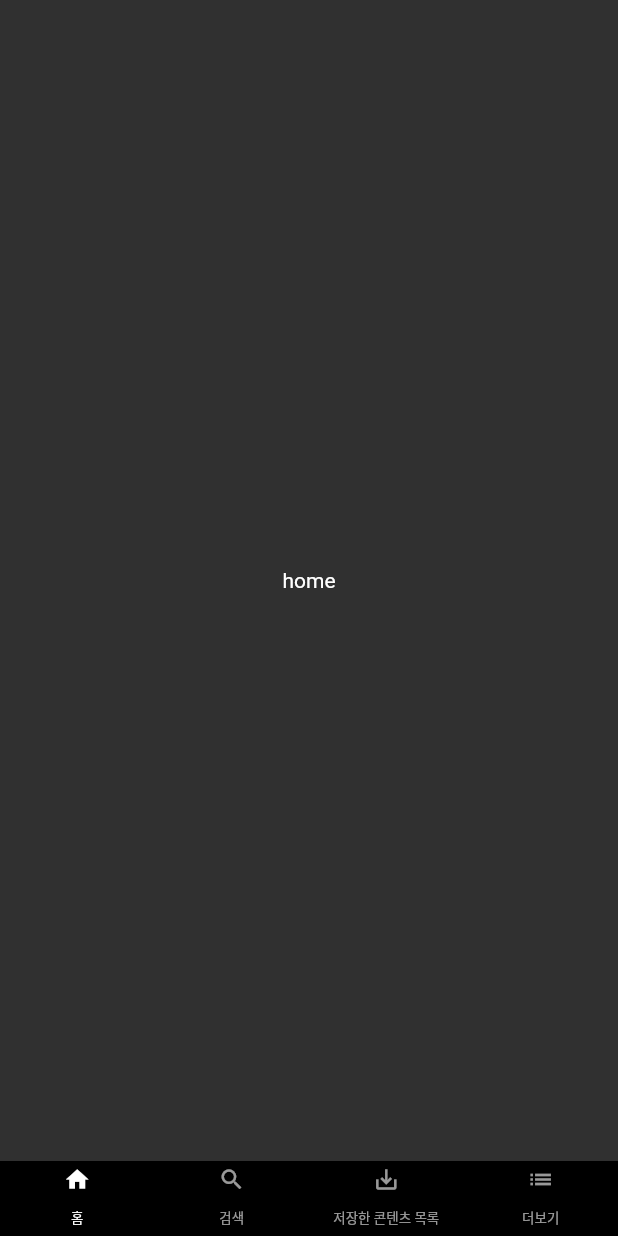
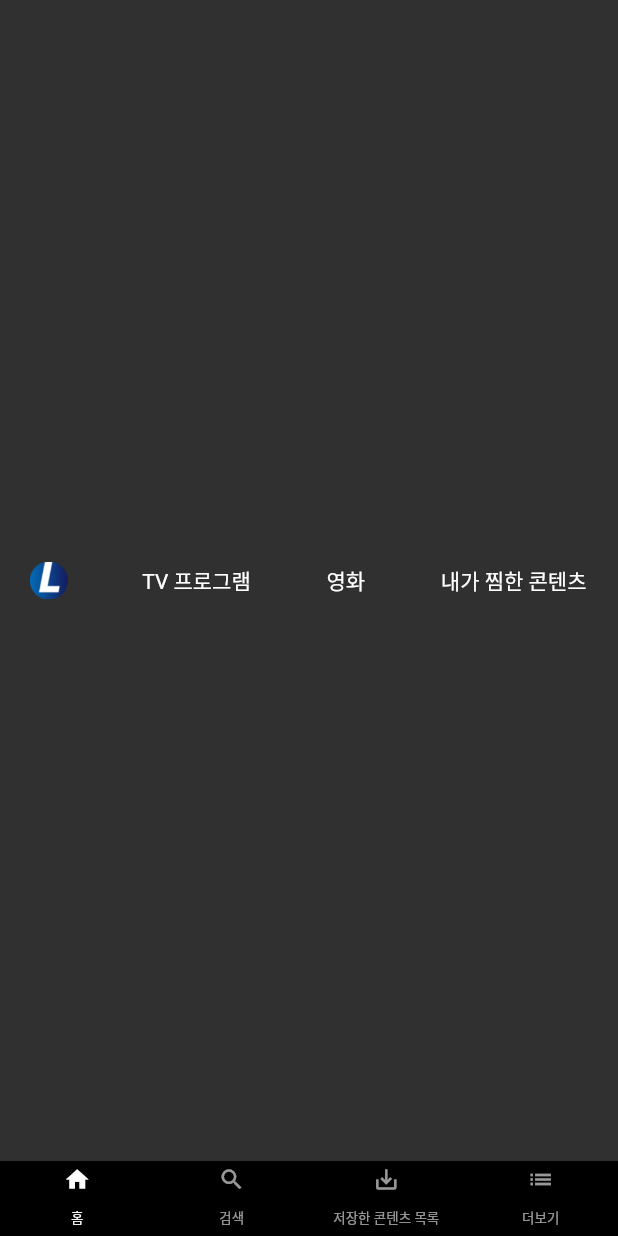
Before and after one commit to postforty/dandy-lab, a Flutter app: the screen it shows after launch, on a phone screen of 412 x 824 dp. Run offline on Flutter 3.47's test engine with Material 2 defaults, Android fonts, the phone set to English and light mode, and no system bars; our stand-ins replace qr_flutter; missing offline and left inert: arcore_flutter_plugin.

Commit message:
[ADD] 홈 화면에 상단 바 추가

```diff
--- a/flutter-clone/netflix_app/lib/main.dart
+++ b/flutter-clone/netflix_app/lib/main.dart
@@ -1,4 +1,5 @@
 import 'package:flutter/material.dart';
+import 'package:netflix_app/screen/home_screen.dart';
 import 'widget/bottom_bar.dart';
 
 void main() => runApp(MyApp());
@@ -23,7 +24,7 @@
               body: TabBarView(
                 physics: NeverScrollableScrollPhysics(),
                 children: <Widget>[
-                  Container(child: Center(child: Text('home'))),
+                  HomeScreen(),
                   Container(child: Center(child: Text('search'))),
                   Container(child: Center(child: Text('save'))),
                   Container(child: Center(child: Text('more'))),
--- /dev/null
+++ b/flutter-clone/netflix_app/lib/screen/home_screen.dart
@@ -0,0 +1,47 @@
+import "package:flutter/material.dart";
+
+class HomeScreen extends StatefulWidget {
+  _HomeScreenState createState() => _HomeScreenState();
+}
+
+class _HomeScreenState extends State<HomeScreen> {
+  @override
+  void initState() {
+    super.initState();
+  }
+
+  @override
+  Widget build(BuildContext context) {
+    return TopBar();
+  }
+}
+
+class TopBar extends StatelessWidget {
+  @override
+  Widget build(BuildContext context) {
+    return Container(
+        padding: EdgeInsets.fromLTRB(20, 7, 20, 7),
+        child: Row(
+          mainAxisAlignment: MainAxisAlignment.spaceBetween,
+          children: <Widget>[
+            Image.asset(
+              'images/logo.png',
+              fit: BoxFit.contain,
+              height: 25,
+            ),
+            Container(
+              padding: EdgeInsets.only(right: 1),
+              child: Text('TV 프로그램', style: TextStyle(fontSize: 14)),
+            ),
+            Container(
+              padding: EdgeInsets.only(right: 1),
+              child: Text('영화', style: TextStyle(fontSize: 14)),
+            ),
+            Container(
+              padding: EdgeInsets.only(right: 1),
+              child: Text('내가 찜한 콘텐츠', style: TextStyle(fontSize: 14)),
+            ),
+          ],
+        ));
+  }
+}
```
Also changed, not shown: flutter-clone/netflix_app/pubspec.yaml (+4 -7 lines), flutter-clone/netflix_app/images/logo.png (added).
